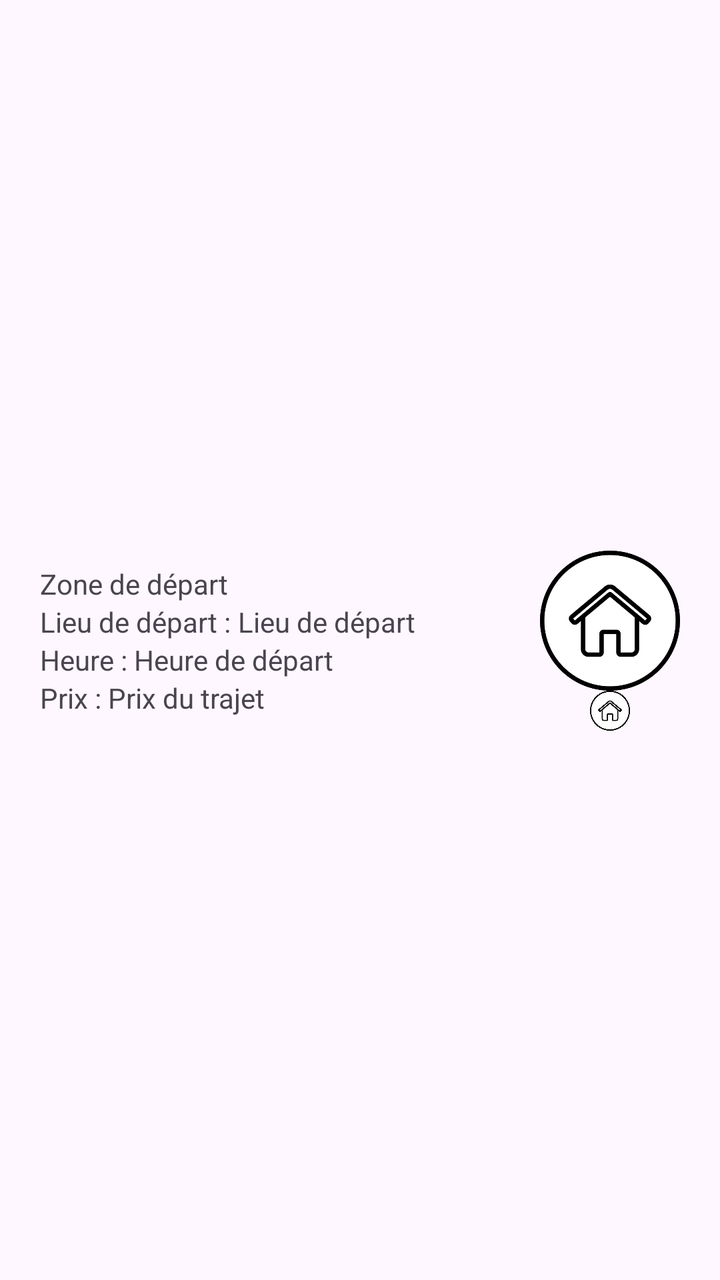
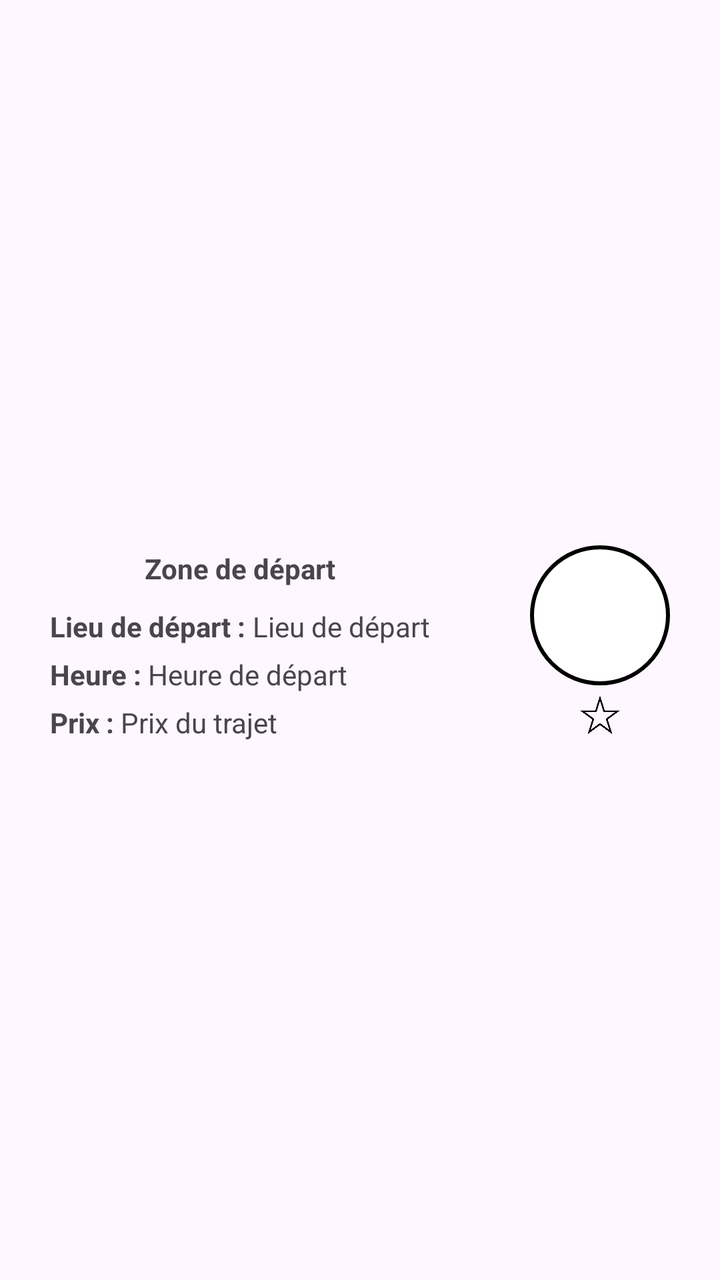

Two renders of the same Android screen: before a commit and after it. Below are the layout's source before the change and the commit's diff.
<!-- AndroidManifest.xml: application theme Theme.CarPooling -->
<!-- res/layout/item_trajet1.xml -->
<?xml version="1.0" encoding="utf-8"?>
<androidx.constraintlayout.widget.ConstraintLayout xmlns:android="http://schemas.android.com/apk/res/android"
    xmlns:app="http://schemas.android.com/apk/res-auto"
    android:layout_width="match_parent"
    android:layout_height="match_parent"
    android:layout_centerHorizontal="true"
    android:gravity="center"
    android:orientation="horizontal"
    app:flow_horizontalBias="1">

    <LinearLayout
        android:layout_width="320dp"
        android:layout_height="wrap_content"
        app:layout_constraintBottom_toBottomOf="parent"
        app:layout_constraintLeft_toLeftOf="parent"
        app:layout_constraintRight_toRightOf="parent"
        app:layout_constraintTop_toTopOf="parent"
        android:orientation="vertical">

        <androidx.constraintlayout.widget.ConstraintLayout
            android:layout_width="match_parent"
            android:layout_height="91dp">


            <LinearLayout
                android:id="@+id/itm_trajet1_conducteur_info"
                android:layout_width="wrap_content"
                android:layout_height="wrap_content"
                android:orientation="vertical"
                app:layout_constraintRight_toRightOf="parent"
                app:layout_constraintTop_toTopOf="parent"
                app:layout_constraintBottom_toBottomOf="parent"
                app:layout_constraintEnd_toEndOf="parent"
                app:layout_constraintLeft_toRightOf="@id/itm_trajet1_zone">

                <ImageView
                    android:id="@+id/itm_trajet1_conducteur_profil"
                    android:layout_width="70dp"
                    android:layout_height="70dp"
                    android:background="@drawable/circle_shape"
                    android:scaleType="centerCrop"
                    android:src="@drawable/icon_accueil" />

                <LinearLayout
                    android:id="@+id/starContainer"
                    android:layout_width="wrap_content"
                    android:layout_height="wrap_content"
                    android:gravity="center"
                    android:minWidth="70dp"
                    android:orientation="horizontal">

                    <ImageView
                        android:id="@+id/itm_trajet1_star"
                        android:layout_width="20dp"
                        android:layout_height="20dp"
                        android:background="@drawable/circle_shape"
                        android:scaleType="centerCrop"
                        android:src="@drawable/icon_accueil" />

                </LinearLayout>

            </LinearLayout>

            <LinearLayout
                android:id="@+id/itm_trajet1_zone"
                android:layout_width="wrap_content"
                android:layout_height="wrap_content"
                android:orientation="vertical"
                app:layout_constraintLeft_toLeftOf="parent"
                app:layout_constraintRight_toLeftOf="@id/itm_trajet1_conducteur_info"
                app:layout_constraintStart_toStartOf="parent"
                app:layout_constraintTop_toTopOf="parent"
                app:layout_constraintBottom_toBottomOf="parent">

                <LinearLayout
                    android:layout_width="wrap_content"
                    android:layout_height="wrap_content">
                    <TextView
                        android:id="@+id/itm_trajet1_zone_de_depart"
                        android:layout_width="wrap_content"
                        android:layout_height="wrap_content"
                        android:text="Zone de départ" />
                </LinearLayout>

                <LinearLayout
                    android:id="@+id/itm_trajet1_lieu_de_depart_lay"
                    android:layout_width="wrap_content"
                    android:layout_height="wrap_content"
                    android:orientation="horizontal">

                    <TextView
                        android:layout_width="wrap_content"
                        android:layout_height="wrap_content"
                        android:text="Lieu de départ : " />

                    <TextView
                        android:id="@+id/itm_trajet1_lieu_de_depart"
                        android:layout_width="wrap_content"
                        android:layout_height="wrap_content"
                        android:text="Lieu de départ" />

                </LinearLayout>

                <LinearLayout
                    android:id="@+id/itm_trajet1_heure_de_depart_lay"
                    android:layout_width="wrap_content"
                    android:layout_height="wrap_content"
                    android:orientation="horizontal">

                    <TextView
                        android:layout_width="wrap_content"
                        android:layout_height="wrap_content"
                        android:text="Heure : " />

                    <TextView
                        android:id="@+id/itm_trajet1_heure_de_depart"
                        android:layout_width="wrap_content"
                        android:layout_height="wrap_content"
                        android:text="Heure de départ" />

                </LinearLayout>

                <LinearLayout
                    android:id="@+id/itm_trajet1_prix_lay"
                    android:layout_width="wrap_content"
                    android:layout_height="wrap_content"
                    android:orientation="horizontal">

                    <TextView
                        android:layout_width="wrap_content"
                        android:layout_height="wrap_content"
                        android:text="Prix : " />

                    <TextView
                        android:id="@+id/itm_trajet1_prix"
                        android:layout_width="wrap_content"
                        android:layout_height="wrap_content"
                        android:text="Prix du trajet" />

                </LinearLayout>

            </LinearLayout>

        </androidx.constraintlayout.widget.ConstraintLayout>

    </LinearLayout>

</androidx.constraintlayout.widget.ConstraintLayout>
<!-- resources referenced by this layout -->
<resources>
  <!-- drawable circle_shape (drawable) -->
  <?xml version="1.0" encoding="utf-8"?>
  <shape xmlns:android="http://schemas.android.com/apk/res/android" android:shape="oval">
      <solid android:color="@android:color/white" />
  </shape>
  <!-- drawable icon_accueil: png bitmap (drawable, 19607 bytes) -->
  <style name="Theme.CarPooling" parent="Base.Theme.CarPooling" />
  <style name="Base.Theme.CarPooling" parent="Theme.Material3.DayNight.NoActionBar">
          
          
      </style>
</resources>

<!-- the commit's change to res/layout/item_trajet1.xml (unified diff, before → after) -->
@@ -19,7 +19,7 @@
 
         <androidx.constraintlayout.widget.ConstraintLayout
             android:layout_width="match_parent"
-            android:layout_height="91dp">
+            android:layout_height="wrap_content">
 
 
             <LinearLayout
@@ -39,23 +39,24 @@
                     android:layout_height="70dp"
                     android:background="@drawable/circle_shape"
                     android:scaleType="centerCrop"
-                    android:src="@drawable/icon_accueil" />
+                    android:layout_margin="5dp"/>
 
                 <LinearLayout
                     android:id="@+id/starContainer"
                     android:layout_width="wrap_content"
                     android:layout_height="wrap_content"
+                    android:layout_gravity="center"
                     android:gravity="center"
                     android:minWidth="70dp"
-                    android:orientation="horizontal">
+                    android:orientation="horizontal"
+                    android:layout_marginBottom="5dp">
 
                     <ImageView
                         android:id="@+id/itm_trajet1_star"
                         android:layout_width="20dp"
                         android:layout_height="20dp"
-                        android:background="@drawable/circle_shape"
                         android:scaleType="centerCrop"
-                        android:src="@drawable/icon_accueil" />
+                        android:src="@drawable/star" />
 
                 </LinearLayout>
 
@@ -70,12 +71,16 @@
                 app:layout_constraintRight_toLeftOf="@id/itm_trajet1_conducteur_info"
                 app:layout_constraintStart_toStartOf="parent"
                 app:layout_constraintTop_toTopOf="parent"
-                app:layout_constraintBottom_toBottomOf="parent">
+                app:layout_constraintBottom_toBottomOf="parent"
+                android:layout_margin="5dp">
 
                 <LinearLayout
                     android:layout_width="wrap_content"
-                    android:layout_height="wrap_content">
+                    android:layout_height="wrap_content"
+                    android:layout_gravity="center"
+                    android:layout_margin="10dp">
                     <TextView
+                        android:textStyle="bold"
                         android:id="@+id/itm_trajet1_zone_de_depart"
                         android:layout_width="wrap_content"
                         android:layout_height="wrap_content"
@@ -86,9 +91,11 @@
                     android:id="@+id/itm_trajet1_lieu_de_depart_lay"
                     android:layout_width="wrap_content"
                     android:layout_height="wrap_content"
-                    android:orientation="horizontal">
+                    android:orientation="horizontal"
+                    android:layout_marginBottom="5dp">
 
                     <TextView
+                        android:textStyle="bold"
                         android:layout_width="wrap_content"
                         android:layout_height="wrap_content"
                         android:text="Lieu de départ : " />
@@ -105,9 +112,11 @@
                     android:id="@+id/itm_trajet1_heure_de_depart_lay"
                     android:layout_width="wrap_content"
                     android:layout_height="wrap_content"
-                    android:orientation="horizontal">
+                    android:orientation="horizontal"
+                    android:layout_marginBottom="5dp">
 
                     <TextView
+                        android:textStyle="bold"
                         android:layout_width="wrap_content"
                         android:layout_height="wrap_content"
                         android:text="Heure : " />
@@ -124,9 +133,11 @@
                     android:id="@+id/itm_trajet1_prix_lay"
                     android:layout_width="wrap_content"
                     android:layout_height="wrap_content"
-                    android:orientation="horizontal">
+                    android:orientation="horizontal"
+                    android:layout_marginBottom="5dp">
 
                     <TextView
+                        android:textStyle="bold"
                         android:layout_width="wrap_content"
                         android:layout_height="wrap_content"
                         android:text="Prix : " />
<!-- resource entries referenced after the edit -->
@@ -4,9 +4,11 @@
   <?xml version="1.0" encoding="utf-8"?>
   <shape xmlns:android="http://schemas.android.com/apk/res/android" android:shape="oval">
       <solid android:color="@android:color/white" />
+      <stroke android:color="@color/black" android:width="2dp" />
   </shape>
-  <!-- drawable icon_accueil: png bitmap (drawable, 19607 bytes) -->
+  <!-- drawable star: png bitmap (drawable, 13543 bytes) -->
   <style name="Theme.CarPooling" parent="Base.Theme.CarPooling" />
+  <color name="black">#FF000000</color>
   <style name="Base.Theme.CarPooling" parent="Theme.Material3.DayNight.NoActionBar">
           
           
